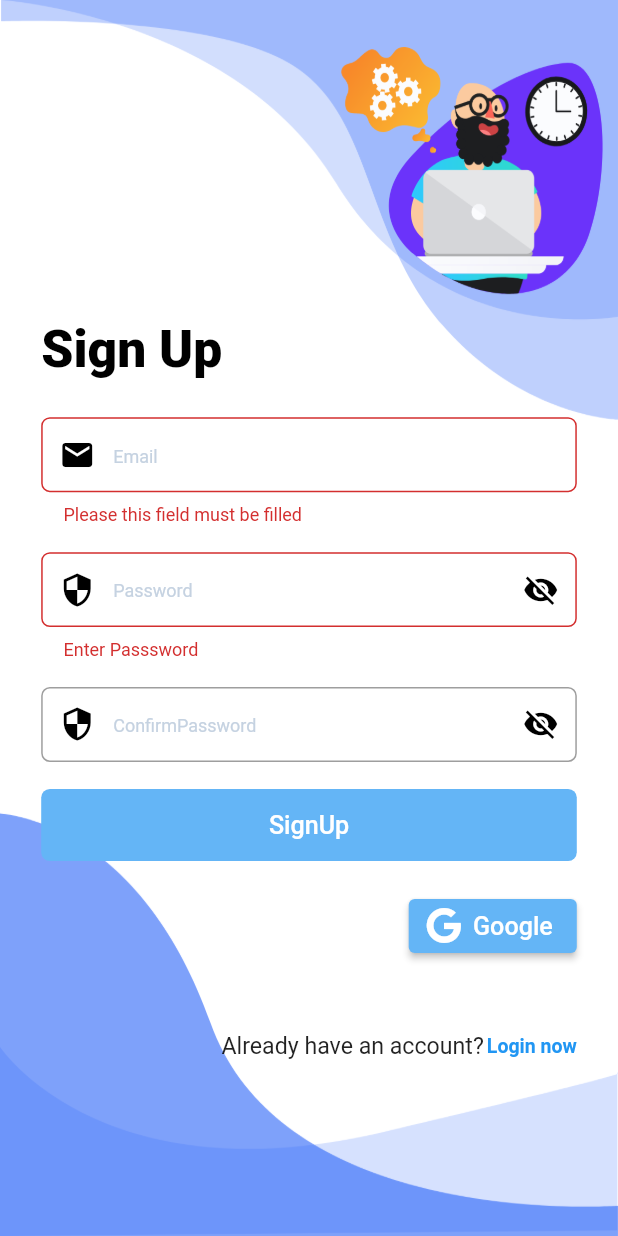
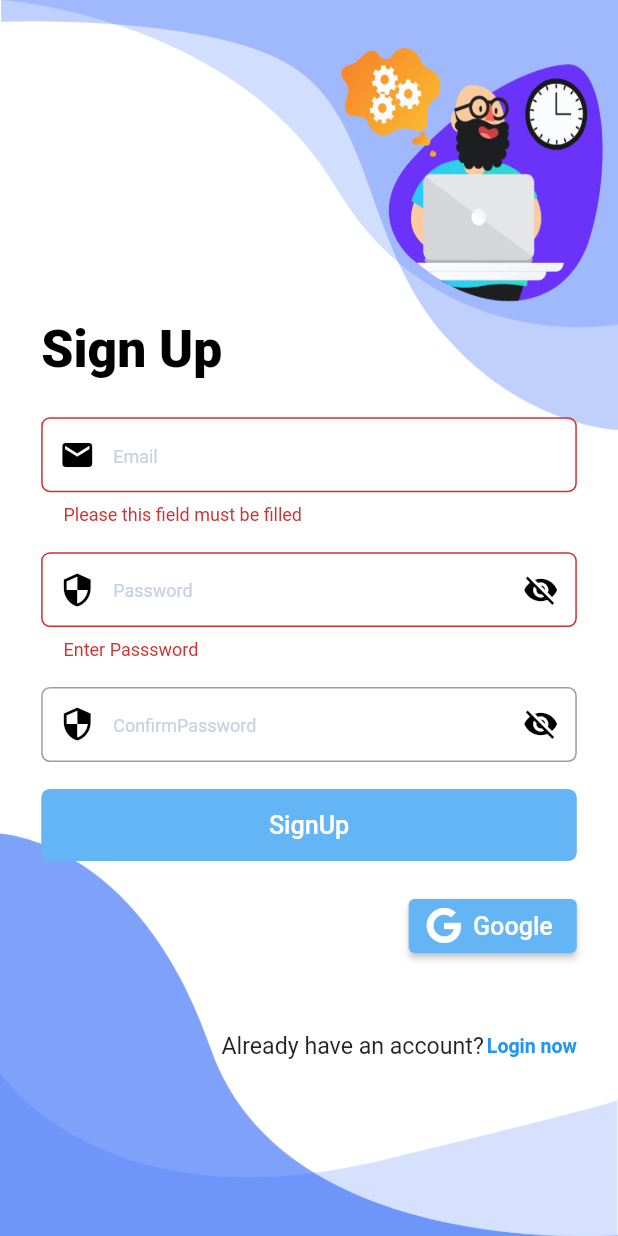
Before and after one commit to ApurvPatel9112/login_with_googleAuth, a Flutter app: the screen it shows after launch, after a tap on "LogIn", after a tap on "Register now", after a tap on "SignUp", on a phone screen of 412 x 824 dp. Run offline on Flutter 3.47's test engine with Material 2 defaults, Android fonts, the phone set to English and light mode, and no system bars; our stand-ins replace awesome_dialog, firebase_auth, firebase_core, flutter_screenutil, font_awesome_flutter, google_sign_in and 1 more; accounts and stored records are empty.

```diff
--- a/lib/screens/register.dart
+++ b/lib/screens/register.dart
@@ -48,7 +48,7 @@ class _RegisterPageState extends State<RegisterPage> {
           body: SingleChildScrollView(
             child: Container(
               width: MediaQuery.of(context).size.width,
-              height: MediaQuery.of(context).size.height,
+              //height: MediaQuery.of(context).size.height,
               decoration: BoxDecoration(
                   image: DecorationImage(
                       image: AssetImage("assets/images/login_bk.png"),
@@ -206,14 +206,14 @@ class _RegisterPageState extends State<RegisterPage> {
                                       color: Colors.blue[300]),
                                   child: TextButton(
                                       onPressed: () async {
-                                        _formkey.currentState!.validate();
-
+                                        if (_formkey.currentState!.validate()) {
                                           try {
                                             final credential = await FirebaseAuth
                                                 .instance
                                                 .createUserWithEmailAndPassword(
                                               email: _emailController.text,
-                                            password: _passwordController.text,
+                                              password:
+                                                  _passwordController.text,
                                             )
                                                 .then((value) async {
                                               AwesomeDialog(
@@ -241,6 +241,7 @@ class _RegisterPageState extends State<RegisterPage> {
                                             }
                                           } catch (e) {
                                             print(e);
+                                          }
                                         }
                                       },
                                       child: Text(
```
Also changed, not shown: lib/forget_page.dart (+6 -5 lines). Lines whose indentation alone changed are shown as unchanged.
